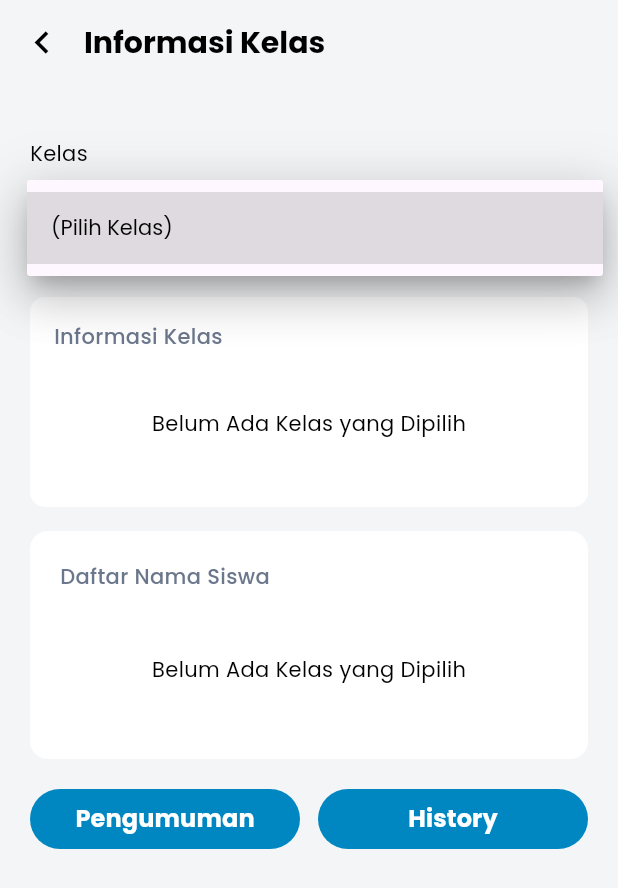
After one commit to southampere28/smart_attendance_qr, a Flutter app: the DetailInformationClassPage screen opened by its route, after a tap on "(Pilih Kelas)", on a phone screen of 412 x 824 dp. The commit adds this screen. Shown: the top 888 px of the screen. Run offline on Flutter 3.47's test engine with Material 3 defaults, Android fonts, the phone set to English and light mode, and no system bars; our stand-ins replace firebase_core, firebase_messaging, fl_chart, flutter_screenutil, flutter_secure_storage, flutter_svg and 9 more; missing offline and left inert: app_settings, mobile_scanner; accounts and stored records are empty.

Commit message:
feat: add page controller binding for detail information class feature

```diff
--- a/lib/app_routes.dart
+++ b/lib/app_routes.dart
@@ -20,6 +20,8 @@ import 'package:absensi_qr/feature_teacher/shedule/schedule_qr/presentation/sche
 import 'package:absensi_qr/feature_teacher/shedule/schedule_qr/presentation/schedule_qr_teacher_page.dart';
 import 'package:absensi_qr/feature_teacher/shedule/schedule_teacher/presentation/schedule_teacher_binding.dart';
 import 'package:absensi_qr/feature_teacher/shedule/schedule_teacher/presentation/schedule_teacher_page.dart';
+import 'package:absensi_qr/feature_teacher/student_class/info_class/presentation/detail_information_class_binding.dart';
+import 'package:absensi_qr/feature_teacher/student_class/info_class/presentation/detail_information_class_page.dart';
 import 'package:absensi_qr/features/others/auth/login/presentation/login_binding.dart';
 import 'package:absensi_qr/features/others/auth/login/presentation/login_page.dart';
 import 'package:absensi_qr/features/others/auth/register_student/presentation/register_student_binding.dart';
@@ -68,6 +70,7 @@ class AppRoutes {
   static const scheduleQRTeacher = '/schedule-qr-teacher';
   static const scheduleTeacher = '/schedule-teacher';
   static const scheduleClass = '/schedule-class';
+  static const detailInformationClass = '/detail-information-class';
   // ==================
 
   static final routes = <GetPage>[
@@ -130,19 +133,23 @@ class AppRoutes {
     GetPage(
       name: login,
       page: () => const LoginPage(),
-        binding: LoginBinding(),),
+      binding: LoginBinding(),
+    ),
     GetPage(
       name: chooserRoleUser,
       page: () => const ChooseRolePage(),
-        binding: ChooseRoleBinding(),),
+      binding: ChooseRoleBinding(),
+    ),
     GetPage(
       name: registerStudent,
       page: () => const RegisterStudentPage(),
-        binding: RegisterStudentBinding(),),
+      binding: RegisterStudentBinding(),
+    ),
     GetPage(
       name: registerTeacher,
       page: () => const RegisterTeacherPage(),
-        binding: RegisterTeacherBinding(),),
+      binding: RegisterTeacherBinding(),
+    ),
     GetPage(
       name: dashboardTeacher,
       page: () => const TeacherDashboardPage(),
@@ -163,6 +170,10 @@ class AppRoutes {
       page: () => const ScheduleClassPage(),
       binding: ScheduleClassBinding(),
     ),
-
+    GetPage(
+      name: detailInformationClass,
+      page: () => const DetailInformationClassPage(),
+      binding: DetailInformationClassBinding(),
+    ),
   ];
 }
--- /dev/null
+++ b/lib/feature_teacher/student_class/info_class/presentation/detail_information_class_binding.dart
@@ -0,0 +1,12 @@
+import 'package:absensi_qr/feature_teacher/student_class/info_class/presentation/detail_information_class_controller.dart';
+import 'package:get/get.dart';
+
+class DetailInformationClassBinding extends Bindings {
+  @override
+  void dependencies() {
+    Get.lazyPut<DetailInformationClassController>(
+      () => DetailInformationClassController(),
+    );
+  }
+
+}
--- /dev/null
+++ b/lib/feature_teacher/student_class/info_class/presentation/detail_information_class_controller.dart
@@ -0,0 +1,125 @@
+import 'dart:developer';
+
+import 'package:absensi_qr/models/class_model.dart';
+import 'package:absensi_qr/models/model_merging/class_info_item.dart';
+import 'package:absensi_qr/services/class_cache_service.dart';
+import 'package:absensi_qr/services/endpoint_service.dart';
+import 'package:fluttertoast/fluttertoast.dart';
+import 'package:get/get.dart';
+
+class DetailInformationClassController extends GetxController {
+  // services controller
+  final EndpointService _endpointService = Get.find<EndpointService>();
+  final ClassCacheService _cacheService = ClassCacheService();
+
+  // state
+  final RxBool isLoading = false.obs;
+
+  // data class detail information with student
+  final Rx<ClassInfoItem?> classInfo = Rx<ClassInfoItem?>(null);
+
+  // field dropwdown class selection
+  // flag for selected class id
+  BigInt selectedClassId = BigInt.from(-1);
+  // dropdown items for class selection
+  var selectedItem = '(Pilih Kelas)'.obs;
+  RxList<ClassModel> classDataList = RxList<ClassModel>([]);
+  var classItemList = ['(Pilih Kelas)'].obs;
+  var classMap = <String, BigInt>{}.obs;
+
+  @override
+  void onInit() {
+    super.onInit();
+    scrapStudentClases().then((success) {
+      if (success) {
+        getKelasItem();
+      }
+    });
+  }
+
+  // === SERVICE ZONE ===
+  // future function to get detail information of a class
+  Future<void> fetchDetailClass(String classId) async {
+    isLoading.value = true;
+
+    final result = await _endpointService.detailInformationClass(classId);
+
+    if (result.success) {
+      final data = result.data;
+
+      if (data != null) {
+        final classInformation = ClassInfoItem.fromMap(data);
+        classInfo.value = classInformation;
+        Fluttertoast.showToast(msg: 'Data detail kelas berhasil dimuat');
+      } else {
+        classInfo.value = null;
+        Fluttertoast.showToast(msg: 'Data detail kelas tidak ditemukan');
+      }
+    } else {
+      classInfo.value = null;
+      Fluttertoast.showToast(msg: 'Gagal memuat data detail kelas');
+    }
+    isLoading.value = false;
+  }
+
+  // function to get item list
+  void getKelasItem() {
+    // Use reactive classDataList instead of global service data
+    if (classDataList.isNotEmpty) {
+      // Build new list to trigger reactivity
+      final newItems = ['(Pilih Kelas)'];
+      classMap.clear();
+
+      for (var i = 0; i < classDataList.length; i++) {
+        final name = classDataList[i].name;
+        final id = classDataList[i].id;
+
+        newItems.add(name);
+        classMap[name] = id;
+      }
+
+      // Assign once to trigger Obx update
+      classItemList.value = newItems;
+      log('Class map updated: ${classMap.toString()}');
+      log('Dropdown items: ${classItemList.length} items');
+    } else {
+      log('classDataList is empty!');
+    }
+  }
+
+  // Fetch classes from API with cache support
+  Future<bool> scrapStudentClases({bool forceRefresh = false}) async {
+    try {
+      // Check cache first (unless force refresh)
+      if (!forceRefresh) {
+        final cachedClasses = await _cacheService.loadCachedClasses();
+        if (cachedClasses != null) {
+          classDataList.value = cachedClasses;
+          return true;
+        }
+      }
+
+      // Fetch from API
+      final result = await _endpointService.loadClasses();
+
+      if (result.success && result.data != null) {
+        // Update reactive list
+        classDataList.value = result.data!;
+
+        // Save to cache
+        await _cacheService.saveCachedClasses(result.data!);
+
+        log('Classes loaded from API: ${classDataList.length}');
+        return true;
+      } else {
+        log('Failed to load classes: ${result.message}');
+        Fluttertoast.showToast(msg: result.message ?? 'Failed to load classes');
+        return false;
+      }
+    } catch (e) {
+      log('Error loading classes: $e');
+      Fluttertoast.showToast(msg: 'Error loading classes');
+      return false;
+    }
+  }
+}
--- /dev/null
+++ b/lib/feature_teacher/student_class/info_class/presentation/detail_information_class_page.dart
@@ -0,0 +1,170 @@
+import 'dart:developer';
+
+import 'package:absensi_qr/constant/app_color.dart';
+import 'package:absensi_qr/constant/app_font_style.dart';
+import 'package:absensi_qr/constant/spacing_size.dart';
+import 'package:absensi_qr/feature_teacher/student_class/info_class/presentation/detail_information_class_controller.dart';
+import 'package:absensi_qr/feature_teacher/student_class/info_class/presentation/widgets/card_student_member.dart';
+import 'package:absensi_qr/features/widgets/button_primary_widget.dart';
+import 'package:absensi_qr/features/widgets/dropdown_input_widget.dart';
+import 'package:absensi_qr/models/class_model.dart';
+import 'package:flutter/material.dart';
+import 'package:get/get.dart';
+
+class DetailInformationClassPage extends StatelessWidget {
+  const DetailInformationClassPage({super.key});
+
+  @override
+  Widget build(BuildContext context) {
+    final controller = Get.find<DetailInformationClassController>();
+
+    return Scaffold(
+      backgroundColor: AppColor.backgroundColor,
+      appBar: AppBar(
+        backgroundColor: AppColor.backgroundColor,
+        elevation: 0,
+        centerTitle: false,
+        title: Text(
+          'Informasi Kelas',
+          style: AppFontStyle.titleText.copyWith(color: Colors.black),
+        ),
+        titleSpacing: 0,
+        leading: IconButton(
+          icon: Icon(Icons.chevron_left, color: Colors.black, size: 30),
+          onPressed: () {
+            Get.back();
+          },
+        ),
+      ),
+      body: Container(
+        padding: const EdgeInsets.all(20),
+        child: SingleChildScrollView(
+          child: Column(
+            crossAxisAlignment: CrossAxisAlignment.start,
+            mainAxisSize: MainAxisSize.min,
+            children: [
+              SpacingSize.spacingBaseHeight,
+              Obx(() => DropdownInputWidget(
+                  title: 'Kelas',
+                  selected: controller.selectedItem.value,
+                  items: controller.classItemList.toList(),
+                  onChanged: (value) {
+                    // do something
+                    controller.selectedItem.value = value ?? '(Pilih Kelas)';
+
+                    if (value != null && value != '(Pilih Kelas)') {
+                      final selectedId = controller.classMap[value];
+                      log('Selected: $value, ID: $selectedId');
+                      controller.selectedClassId = selectedId!;
+                      controller.fetchDetailClass(
+                          controller.selectedClassId.toString());
+                    } else {
+                      controller.selectedClassId = BigInt.from(-1);
+                    }
+                  },
+                  hint: '(Pilih Kelas)')),
+
+              SpacingSize.spacingBaseHeight,
+              // card information class
+              Obx(
+                () => _buildCardInformationClass(
+                  classData: controller.classInfo.value?.classModel,
+                ),
+              ),
+              SpacingSize.spacingBaseHeight,
+              Obx(() => CardStudentMember(
+                    studentList: controller.classInfo.value?.students ?? [],
+                    nullStudentCallback: controller.classInfo.value == null
+                        ? 'Belum Ada Kelas yang Dipilih'
+                        : 'Tidak ada data siswa yang ditemukan.',
+                  )),
+
+              SpacingSize.spacingBaseHeight,
+              // button action (send announcement and view attendance history)
+              Row(
+                children: [
+                  Expanded(
+                    child: ButtonPrimaryWidget(
+                        // margin: const EdgeInsets.symmetric(horizontal: 20),
+                        borderRadius: 20,
+                        title: "Pengumuman",
+                        callback: () {
+                          // Get.toNamed(AppRoutes.detailInformationClass);
+                        }),
+                  ),
+                  SpacingSize.spacingMDWidth,
+                  Expanded(
+                    child: ButtonPrimaryWidget(
+                      // margin: const EdgeInsets.symmetric(horizontal: 20),
+                      borderRadius: 20,
+                      title: "History",
+                      callback: () {
+                        // Handle view attendance history action
+                      },
+                    ),
+                  ),
+                ],
+              ),
+              // card list of student in class
+              SpacingSize.spacingHugeHeight,
+            ],
+          ),
+        ),
+      ),
+    );
+  }
+
+  Widget _buildCardInformationClass({ClassModel? classData}) {
+    return Container(
+      width: double.infinity,
+      padding: const EdgeInsets.all(16),
+      decoration: BoxDecoration(
+        color: Colors.white,
+        borderRadius: BorderRadius.circular(10),
+      ),
+      child: Column(
+        crossAxisAlignment: CrossAxisAlignment.start,
+        children: [
+          Text(
+            'Informasi Kelas',
+            style: AppFontStyle.subTitleText,
+          ),
+          SpacingSize.spacingSMHeight,
+          (classData != null)
+              ? Column(
+                  crossAxisAlignment: CrossAxisAlignment.start,
+                  mainAxisSize: MainAxisSize.min,
+                  children: [
+                    Text(
+                      'Tingkatan : ${classData.grade}',
+                      style: AppFontStyle.primaryText,
+                    ),
+                    SpacingSize.spacingXSHeight,
+                    Text(
+                      'Jurusan : ${classData.major}',
+                      style: AppFontStyle.primaryText,
+                    ),
+                    SpacingSize.spacingXSHeight,
+                    Text(
+                      'Nama Kelas : ${classData.name}',
+                      style: AppFontStyle.primaryText,
+                    ),
+                    SpacingSize.spacingXSHeight,
+                  ],
+                )
+              : Container(
+                  width: double.infinity,
+                  height: 80,
+                  padding: EdgeInsets.all(20),
+                  child: Center(
+                    child: Text(
+                      'Belum Ada Kelas yang Dipilih',
+                      style: AppFontStyle.primaryText,
+                    ),
+                  ),
+                ),
+        ],
+      ),
+    );
+  }
+}
--- /dev/null
+++ b/lib/feature_teacher/student_class/info_class/presentation/widgets/card_student_member.dart
@@ -0,0 +1,71 @@
+import 'package:absensi_qr/constant/app_color.dart';
+import 'package:absensi_qr/constant/app_font_style.dart';
+import 'package:absensi_qr/constant/spacing_size.dart';
+import 'package:absensi_qr/models/user/student.dart';
+import 'package:flutter/material.dart';
+
+class CardStudentMember extends StatelessWidget {
+  const CardStudentMember({
+    super.key,
+    required this.studentList,
+    this.nullStudentCallback = 'Tidak ada data siswa yang ditemukan.',
+  });
+
+  final List<Student> studentList;
+  final String nullStudentCallback;
+
+  @override
+  Widget build(BuildContext context) {
+    return Container(
+        width: double.infinity,
+        padding: EdgeInsets.all(20),
+        decoration: BoxDecoration(
+          color: Colors.white,
+          borderRadius: BorderRadius.circular(12),
+        ),
+        child: Column(
+          crossAxisAlignment: CrossAxisAlignment.start,
+          children: [
+            Text('Daftar Nama Siswa', style: AppFontStyle.subTitleText),
+            SpacingSize.spacingMDHeight,
+            studentList.isNotEmpty
+                ? Column(
+                    crossAxisAlignment: CrossAxisAlignment.start,
+                    mainAxisSize: MainAxisSize.min,
+                    children: [
+                      ...studentList.map((student) {
+                        return Padding(
+                          padding: const EdgeInsets.symmetric(vertical: 4.0),
+                          child: Row(
+                            children: [
+                              Icon(
+                                Icons.person,
+                                color: AppColor.primaryColor,
+                                size: 20,
+                              ),
+                              SpacingSize.spacingXSWidth,
+                              Text(
+                                student.name ?? '(Anonymous)',
+                                style: AppFontStyle.primaryText,
+                              ),
+                            ],
+                          ),
+                        );
+                      }).toList()
+                    ],
+                  )
+                : Container(
+                    width: double.infinity,
+                    height: 80,
+                    padding: EdgeInsets.all(20),
+                    child: Center(
+                      child: Text(
+                        nullStudentCallback,
+                        style: AppFontStyle.primaryText,
+                      ),
+                    ),
+                  ),
+          ],
+        ));
+  }
+}
--- /dev/null
+++ b/lib/models/model_merging/class_info_item.dart
@@ -0,0 +1,38 @@
+// ignore_for_file: public_member_api_docs, sort_constructors_first
+import 'dart:convert';
+
+import 'package:absensi_qr/models/class_model.dart';
+import 'package:absensi_qr/models/user/student.dart';
+
+class ClassInfoItem {
+  ClassModel classModel;
+  List<Student> students;
+
+  ClassInfoItem({
+    required this.classModel,
+    required this.students,
+  });
+
+  Map<String, dynamic> toMap() {
+    return <String, dynamic>{
+      'class': classModel.toMap(),
+      'students': students.map((x) => x.toMap()).toList(),
+    };
+  }
+
+  factory ClassInfoItem.fromMap(Map<String, dynamic> map) {
+    return ClassInfoItem(
+      classModel: ClassModel.fromMap((map['class'] ?? map) as Map<String,dynamic>),
+      students: List<Student>.from(
+        (map['students'] as List<dynamic>?)
+                ?.map((x) => Student.fromMap(x as Map<String, dynamic>))
+                .toList() ??
+            [],
+      ),
+    );
+  }
+
+  String toJson() => json.encode(toMap());
+
+  factory ClassInfoItem.fromJson(String source) => ClassInfoItem.fromMap(json.decode(source) as Map<String, dynamic>);
+}
```
Also changed, not shown: lib/feature_teacher/dashboard/presentation/teacher_dashboard_page.dart (+13 -0 lines), lib/services/endpoint_service.dart (+43 -0 lines). Lines whose indentation alone changed are shown as unchanged.
